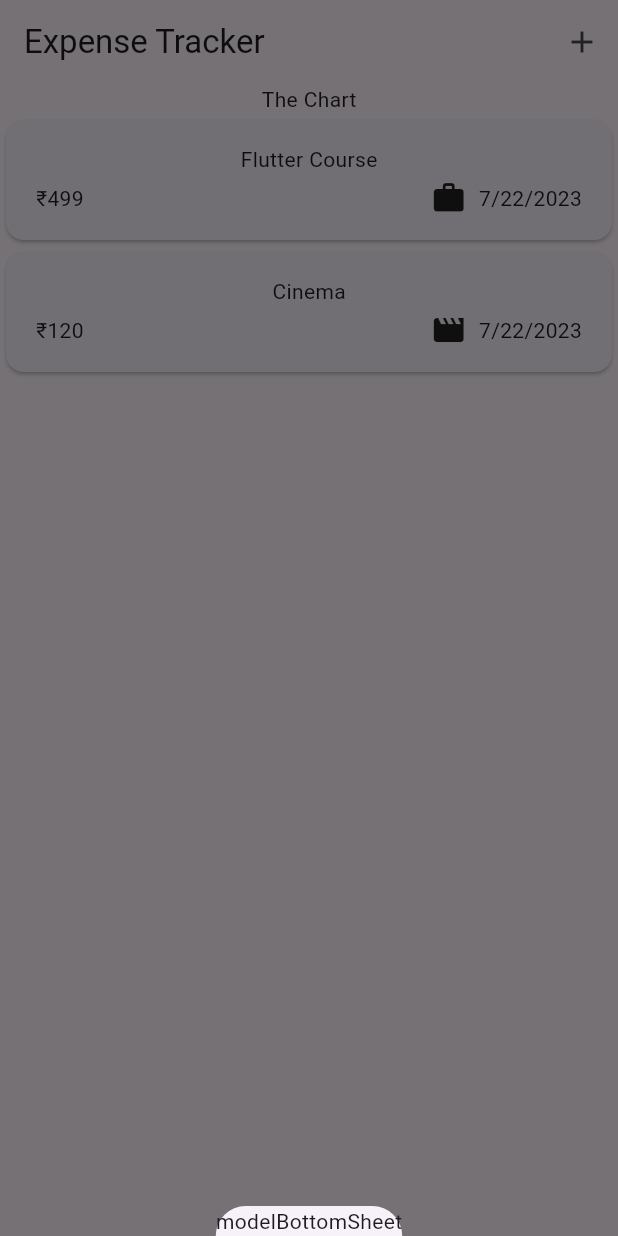
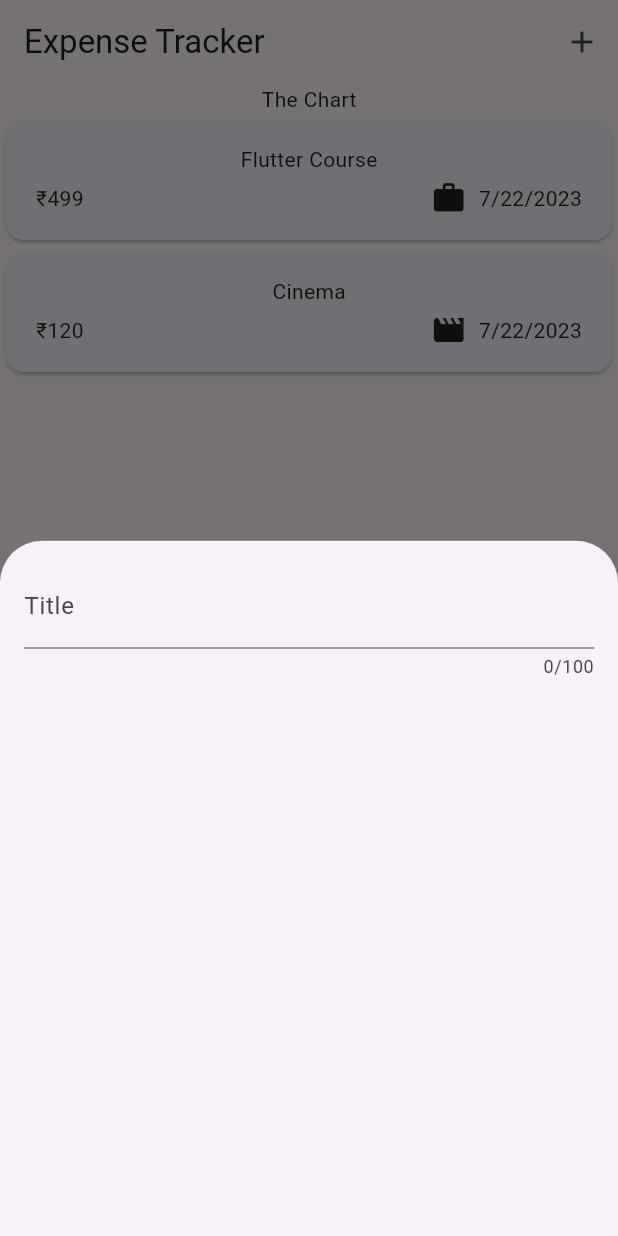
Before and after one commit to iniyananthony2002/expense_tracker, a Flutter app: the screen it shows after launch, after a tap on the "add" icon, on a phone screen of 412 x 824 dp. Run offline on Flutter 3.47's test engine with Material 2 defaults, Android fonts, the phone set to English and light mode, and no system bars.

Commit message:
Added input field

```diff
--- a/lib/widgets/expenses.dart
+++ b/lib/widgets/expenses.dart
@@ -1,6 +1,8 @@
 import 'package:expense_tracker/widgets/expenses_list/expenses_list.dart';
 import 'package:flutter/material.dart';
 import 'package:expense_tracker/models/expenseModel.dart';
+
+import 'new_expense.dart';
 
 class Expenses extends StatefulWidget {
   const Expenses({super.key});
@@ -28,7 +30,7 @@ class _ExpensesState extends State<Expenses> {
   void _openAddExpenseOverlay() {
     showModalBottomSheet(
       context: context,
-      builder: (ctx) => Text('modelBottomSheet'),
+      builder: (ctx) => NewExpense(),
     );
   }
 
--- /dev/null
+++ b/lib/widgets/new_expense.dart
@@ -0,0 +1,33 @@
+import 'package:flutter/material.dart';
+
+class NewExpense extends StatefulWidget {
+  NewExpense({super.key});
+
+  @override
+  State<StatefulWidget> createState() => _NewExpenseState();
+}
+
+class _NewExpenseState extends State<NewExpense> {
+
+  @override
+  Widget build(BuildContext context) {
+    return const Padding(
+      padding: EdgeInsets.all(16),
+      child: Column(
+        children: [
+          TextField(
+            maxLength: 100,
+            decoration: InputDecoration(
+              label: Text('Title'),
+            ),
+          ),
+          Row(
+            children: [
+
+            ],
+          ),
+        ],
+      ),
+    );
+  }
+}
```
Also changed, not shown: 1 other file.
